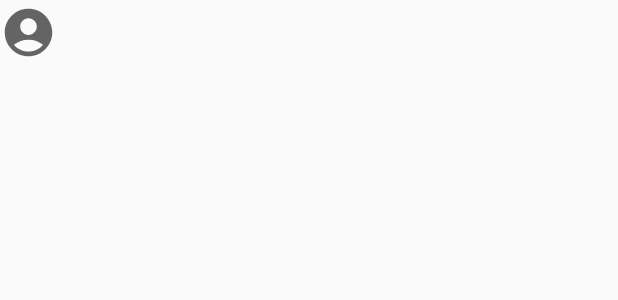
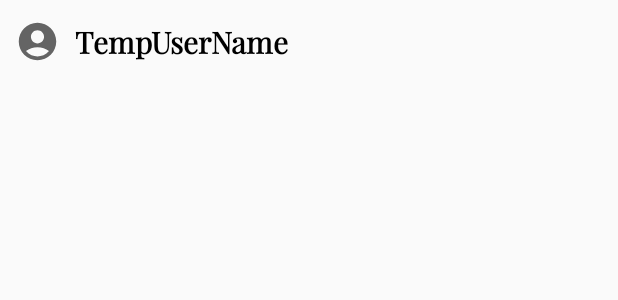
Before and after one commit to DharshanV/Persep, an Android app: the layout post_liked_user.xml on its own in the app's theme, with its tools: preview values and no code run, on a phone screen of 412 x 824 dp. Shown: the top 300 px of the screen. Run offline under Robolectric (Android 15) with nearby library versions, the phone set to English and light mode, and no system bars.

Commit message:
Clean up user feed popup

```diff
--- a/app/src/main/res/layout/post_liked_user.xml
+++ b/app/src/main/res/layout/post_liked_user.xml
@@ -1,29 +1,28 @@
 <?xml version="1.0" encoding="utf-8"?>
-<androidx.constraintlayout.widget.ConstraintLayout xmlns:android="http://schemas.android.com/apk/res/android"
-    android:layout_width="match_parent"
-    android:layout_height="match_parent"
-    xmlns:app="http://schemas.android.com/apk/res-auto">
-
-    <LinearLayout
+<LinearLayout xmlns:android="http://schemas.android.com/apk/res/android"
     android:layout_width="match_parent"
     android:layout_height="wrap_content"
-        app:layout_constraintTop_toTopOf="parent"
-        android:orientation="horizontal">
+    xmlns:app="http://schemas.android.com/apk/res-auto"
+    android:orientation="horizontal"
+    android:minHeight="55dp">
 
     <ImageView
         android:layout_gravity="center"
-            android:layout_width="38dp"
-            android:layout_height="38dp"
+        android:layout_width="30dp"
+        android:layout_height="30dp"
+        android:layout_marginStart="10dp"
+        android:layout_marginEnd="10dp"
         android:src="@drawable/ic_baseline_account_circle_24"/>
 
     <TextView
         android:id="@+id/post_liked_user_username_text_view"
         android:layout_width="match_parent"
         android:layout_height="wrap_content"
-            android:padding="8dp"
-            android:fontFamily="sans-serif-light"
-            app:layout_constraintTop_toTopOf="parent" />
+        android:layout_gravity="center"
+        android:fontFamily="@font/playfair_display_regular"
+        android:text="TempUserName"
+        android:textColor="@color/text_color_on_background"
+        android:textSize="20sp"
+        android:textStyle="bold" />
 
 </LinearLayout>
-
-</androidx.constraintlayout.widget.ConstraintLayout>
--- a/app/src/main/res/layout/user_feed_popup.xml
+++ b/app/src/main/res/layout/user_feed_popup.xml
@@ -20,8 +20,9 @@
         android:layout_width="match_parent"
         android:layout_height="wrap_content"
         android:textSize="25sp"
+        android:textColor="@color/text_color_on_background"
         android:gravity="center"
-        android:fontFamily="sans-serif-light"
+        android:fontFamily="@font/playfair_display_regular"
         android:textStyle="italic"
         app:layout_constraintTop_toBottomOf="@id/feed_popup_popup_drag_view"
         />
@@ -48,6 +49,8 @@
         android:layout_width="wrap_content"
         android:layout_height="wrap_content"
         android:gravity="center"
+        android:textColor="@color/text_color_on_background"
+        android:textSize="20sp"
         app:layout_constraintLeft_toLeftOf="parent"
         app:layout_constraintRight_toRightOf="parent"
         app:layout_constraintTop_toBottomOf="@id/feed_popup_list_view"
```
Also changed, not shown: app/src/main/res/layout/post_comment.xml (+24 -23 lines). Lines whose indentation alone changed are shown as unchanged.
